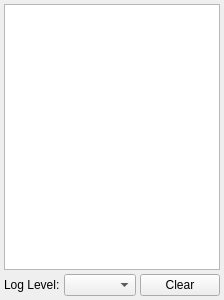
This is core/src/log.ui in 3dct/open_iA as Qt 5 draws it before an edit. The edited form follows.
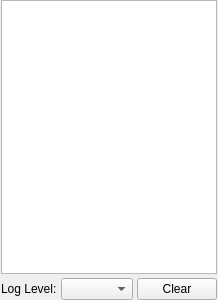
This is the edited form.

Commit message: Core: fix log dockwidget margins

```diff
--- a/core/src/log.ui
+++ b/core/src/log.ui
@@ -19,16 +19,16 @@
      <number>4</number>
     </property>
     <property name="leftMargin">
-     <number>4</number>
+     <number>1</number>
     </property>
     <property name="topMargin">
-     <number>4</number>
+     <number>0</number>
     </property>
     <property name="rightMargin">
-     <number>4</number>
+     <number>1</number>
     </property>
     <property name="bottomMargin">
-     <number>4</number>
+     <number>0</number>
     </property>
     <item>
      <widget class="QTextEdit" name="logTextEdit">
```
